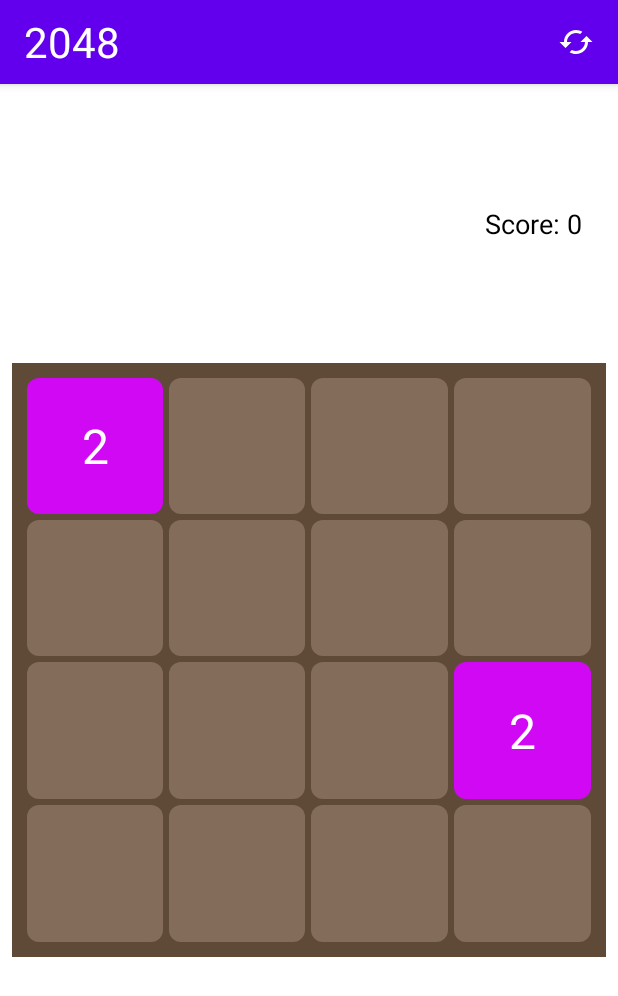
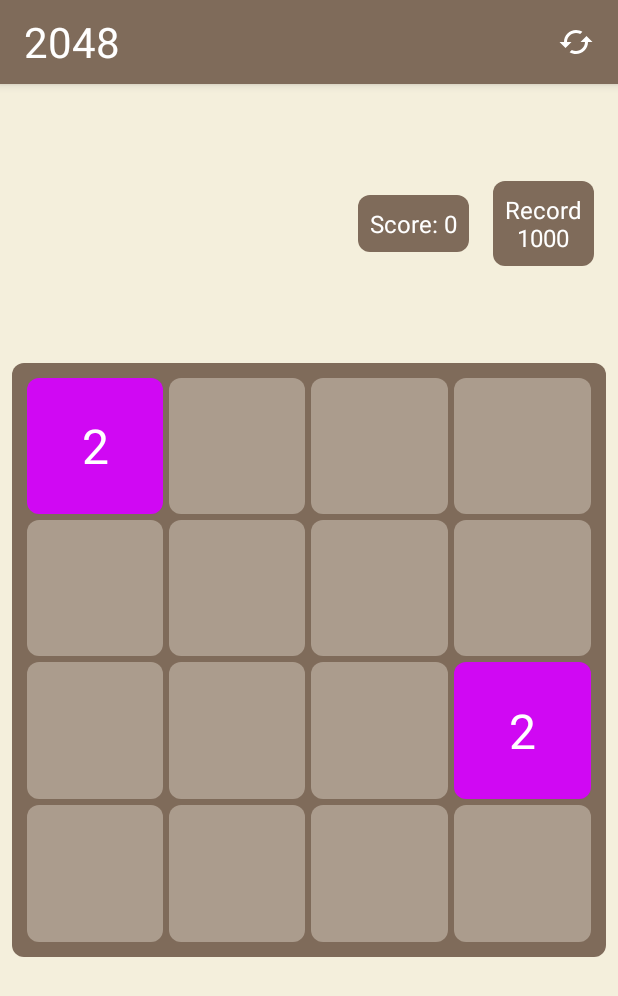
Before and after one commit to Nabijonov-Otabek-19/2048-game, an Android app: the GameActivity screen opened directly, with no data from a screen before it, on a phone screen of 412 x 824 dp. Shown: the top 996 px of the screen. Run offline under Robolectric (Android 15) with nearby library versions, the phone set to English and light mode, and no system bars.

Commit message:
project updated

```diff
--- a/app/src/main/java/uz/gita/game2048_bek/repository/AppRepository.kt
+++ b/app/src/main/java/uz/gita/game2048_bek/repository/AppRepository.kt
@@ -16,6 +16,13 @@ class AppRepository private constructor() {
 
     private val NEW_ELEMENT = 2
     private var score = 0
+    private var emptyList = ArrayList<Pair<Int, Int>>()
+
+    private var listener: (() -> Unit)? = null
+
+    fun setListener(listener: () -> Unit) {
+        this.listener = listener
+    }
 
     val matrix = arrayOf(
         arrayOf(0, 0, 0, 0),
@@ -31,8 +38,19 @@ class AppRepository private constructor() {
 
     fun getScore(): Int = score
 
+    fun resetGame() {
+        emptyList.clear()
+        for (i in matrix.indices) {
+            for (j in matrix[i].indices) {
+                matrix[i][j] = 0
+            }
+        }
+        addNewElement()
+        addNewElement()
+    }
+
     private fun addNewElement() {
-        val emptyList = ArrayList<Pair<Int, Int>>()
+        emptyList = ArrayList()
         for (i in matrix.indices) {
             for (j in matrix[i].indices) {
                 if (matrix[i][j] == 0) emptyList.add(Pair(i, j))
@@ -40,7 +58,7 @@ class AppRepository private constructor() {
         }
 
         if (emptyList.isEmpty()) {
-
+            listener?.invoke()
         } else {
             val randomPos = Random.nextInt(0, emptyList.size)
             matrix[emptyList[randomPos].first][emptyList[randomPos].second] = NEW_ELEMENT
--- a/app/src/main/java/uz/gita/game2048_bek/ui/game/GameActivity.kt
+++ b/app/src/main/java/uz/gita/game2048_bek/ui/game/GameActivity.kt
@@ -1,7 +1,9 @@
 package uz.gita.game2048_bek.ui.game
 
 import android.annotation.SuppressLint
+import android.content.Intent
 import android.os.Bundle
+import android.widget.ImageView
 import android.widget.TextView
 import androidx.appcompat.app.AppCompatActivity
 import androidx.appcompat.widget.AppCompatTextView
@@ -9,6 +11,7 @@ import androidx.appcompat.widget.LinearLayoutCompat
 import uz.gita.game2048_bek.R
 import uz.gita.game2048_bek.model.SideEnum
 import uz.gita.game2048_bek.repository.AppRepository
+import uz.gita.game2048_bek.ui.result.ResultActivity
 import uz.gita.game2048_bek.utils.BackgroundUtil
 import uz.gita.game2048_bek.utils.MyTouchListener
 
@@ -16,6 +19,7 @@ class GameActivity : AppCompatActivity() {
     private val items: MutableList<TextView> = ArrayList(16)
     private lateinit var mainView: LinearLayoutCompat
     private lateinit var score: AppCompatTextView
+    private lateinit var reset: ImageView
     private val repository = AppRepository.getInstance()
     private val util = BackgroundUtil()
 
@@ -27,6 +31,10 @@ class GameActivity : AppCompatActivity() {
         mainView = findViewById(R.id.mainView)
         loadViews()
         describeMatrixToViews()
+
+        repository.setListener {
+            openResultActivity()
+        }
 
         val myTouchListener = MyTouchListener(this)
 
@@ -52,10 +60,21 @@ class GameActivity : AppCompatActivity() {
         }
 
         mainView.setOnTouchListener(myTouchListener)
+
+        reset.setOnClickListener {
+            repository.resetGame()
+            describeMatrixToViews()
+        }
+    }
+
+    private fun openResultActivity() {
+        startActivity(Intent(this, ResultActivity::class.java))
+        finish()
     }
 
     private fun loadViews() {
         score = findViewById(R.id.txtScore)
+        reset = findViewById(R.id.buttonReload)
 
         for (i in 0 until mainView.childCount) {
             val linear = mainView.getChildAt(i) as LinearLayoutCompat
--- /dev/null
+++ b/app/src/main/res/drawable/bg_frame.xml
@@ -0,0 +1,6 @@
+<?xml version="1.0" encoding="utf-8"?>
+<shape xmlns:android="http://schemas.android.com/apk/res/android">
+
+    <corners android:radius="8dp" />
+    <solid android:color="@color/dark_gray" />
+</shape>
--- a/app/src/main/res/layout/activity_game.xml
+++ b/app/src/main/res/layout/activity_game.xml
@@ -4,12 +4,14 @@
     xmlns:tools="http://schemas.android.com/tools"
     android:layout_width="match_parent"
     android:layout_height="match_parent"
+    android:background="#F4EFDC"
     tools:context=".ui.game.GameActivity">
 
     <com.google.android.material.appbar.AppBarLayout
         android:id="@+id/appBar"
         android:layout_width="match_parent"
         android:layout_height="?android:actionBarSize"
+        android:background="@color/dark_gray"
         app:layout_constraintTop_toTopOf="parent">
 
         <androidx.appcompat.widget.LinearLayoutCompat
@@ -39,16 +41,33 @@
     </com.google.android.material.appbar.AppBarLayout>
 
     <androidx.appcompat.widget.AppCompatTextView
+        android:id="@+id/txtRecord"
+        android:layout_width="wrap_content"
+        android:layout_height="wrap_content"
+        android:layout_marginEnd="16dp"
+        android:background="@drawable/bg_frame"
+        android:gravity="center"
+        android:padding="8dp"
+        android:text="Record\n1000"
+        android:textColor="@color/white"
+        android:textSize="16sp"
+        app:layout_constraintBottom_toTopOf="@id/mainView"
+        app:layout_constraintRight_toRightOf="parent"
+        app:layout_constraintTop_toBottomOf="@id/appBar" />
+
+    <androidx.appcompat.widget.AppCompatTextView
         android:id="@+id/txtScore"
         android:layout_width="wrap_content"
         android:layout_height="wrap_content"
         android:layout_marginEnd="16dp"
+        android:background="@drawable/bg_frame"
+        android:gravity="center"
         android:padding="8dp"
-        android:text="Score:"
-        android:textColor="@color/black"
-        android:textSize="18sp"
+        android:text="Score\n1000"
+        android:textColor="@color/white"
+        android:textSize="16sp"
         app:layout_constraintBottom_toTopOf="@id/mainView"
-        app:layout_constraintRight_toRightOf="parent"
+        app:layout_constraintRight_toLeftOf="@id/txtRecord"
         app:layout_constraintTop_toBottomOf="@id/appBar" />
 
     <androidx.appcompat.widget.LinearLayoutCompat
@@ -56,7 +75,7 @@
         android:layout_width="match_parent"
         android:layout_height="0dp"
         android:layout_marginHorizontal="8dp"
-        android:background="@color/bg_frame"
+        android:background="@drawable/bg_frame"
         android:orientation="vertical"
         android:padding="8dp"
         app:layout_constraintBottom_toBottomOf="parent"
--- a/app/src/main/res/layout/activity_main.xml
+++ b/app/src/main/res/layout/activity_main.xml
@@ -3,6 +3,7 @@
     xmlns:app="http://schemas.android.com/apk/res-auto"
     xmlns:tools="http://schemas.android.com/tools"
     android:layout_width="match_parent"
+    android:background="@drawable/bg_item_0"
     android:layout_height="match_parent"
     tools:context=".ui.main.MainActivity">
 
--- a/app/src/main/res/values/colors.xml
+++ b/app/src/main/res/values/colors.xml
@@ -7,8 +7,8 @@
     <color name="teal_700">#FF018786</color>
     <color name="black">#FF000000</color>
     <color name="white">#FFFFFFFF</color>
-    <color name="bg_frame">#5F4A38</color>
-    <color name="bg_btn_0">#836D5A</color>
+    <color name="dark_gray">#7F6B5A</color>
+    <color name="bg_btn_0">#AB9C8D</color>
     <color name="bg_btn_2">#D008F3</color>
     <color name="bg_btn_1024">#9A2A07</color>
     <color name="bg_btn_128">#7AE300</color>
```
